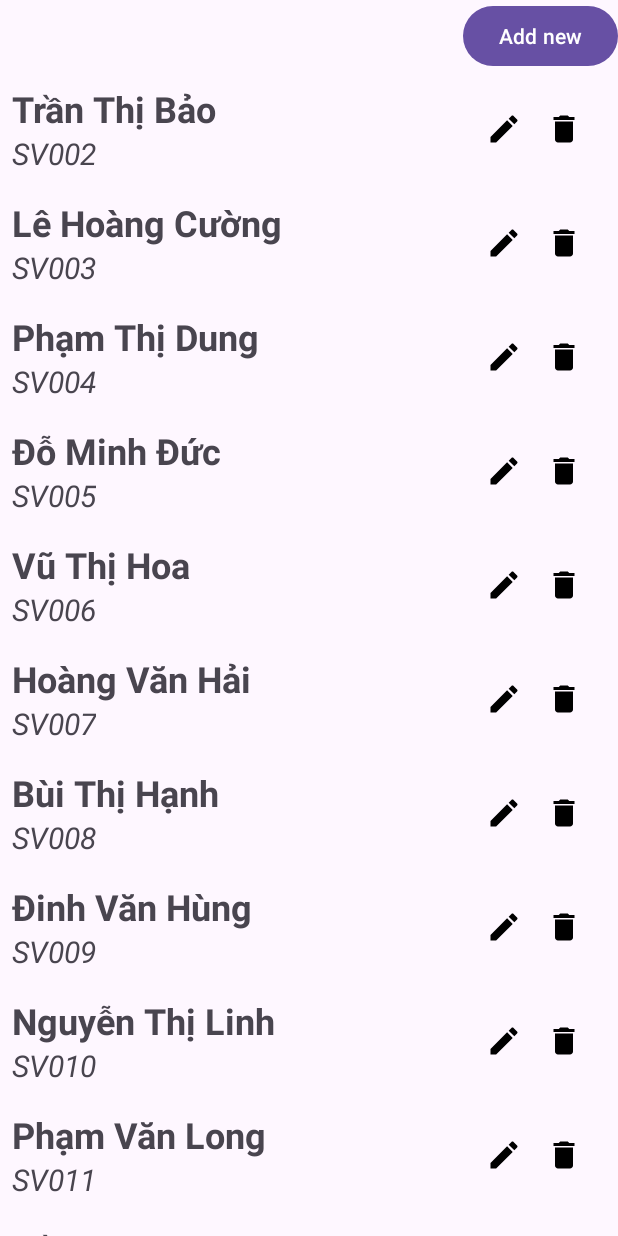
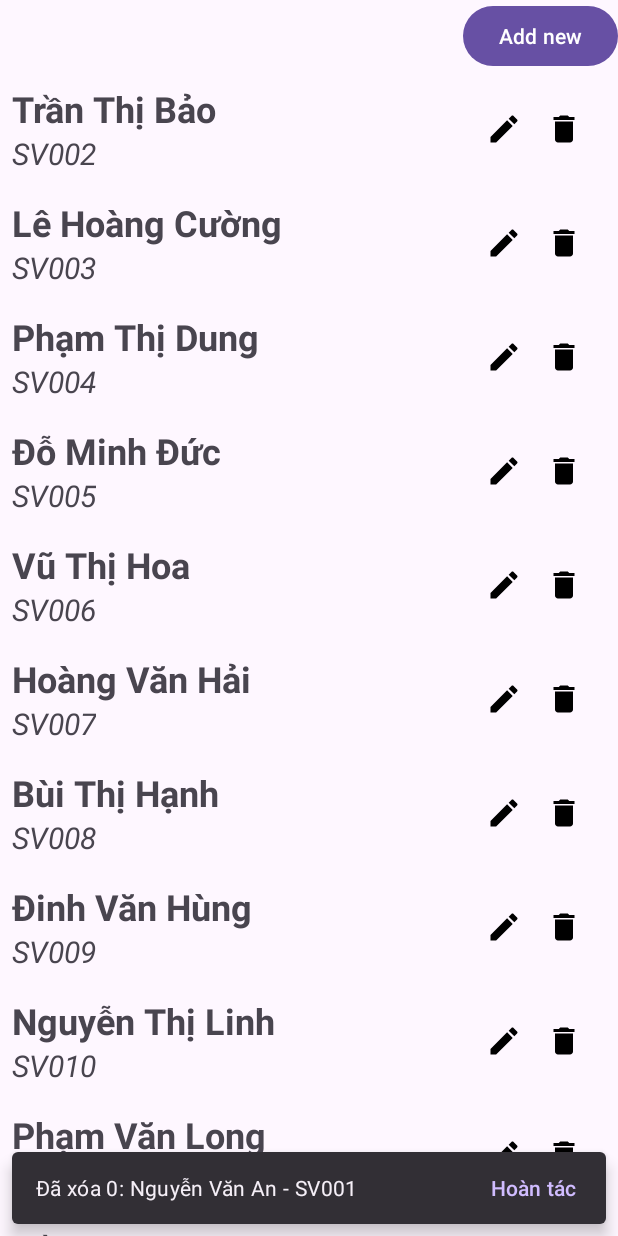
Before and after one commit to shukuchicoding/android-hust, an Android app: the screen it shows after launch (MainActivity), after a tap on an icon or button, on a phone screen of 412 x 824 dp. Run offline under Robolectric (Android 15) with nearby library versions, the phone set to English and light mode, and no system bars.

Commit message:
modify notify position

```diff
--- a/week-10/StudentMan/app/src/main/java/vn/edu/hust/studentman/MainActivity.kt
+++ b/week-10/StudentMan/app/src/main/java/vn/edu/hust/studentman/MainActivity.kt
@@ -41,9 +41,11 @@ class MainActivity : AppCompatActivity() {
       StudentModel("Lê Văn Vũ", "SV020")
     )
 
-    val studentAdapter = StudentAdapter(students, this@MainActivity)
 
-    findViewById<RecyclerView>(R.id.recycler_view_students).run {
+    val parentView = findViewById<RecyclerView>(R.id.recycler_view_students)
+    val studentAdapter = StudentAdapter(students, this@MainActivity, parentView)
+
+    parentView.run {
       adapter = studentAdapter
       layoutManager = LinearLayoutManager(this@MainActivity)
     }
--- a/week-10/StudentMan/app/src/main/java/vn/edu/hust/studentman/StudentAdapter.kt
+++ b/week-10/StudentMan/app/src/main/java/vn/edu/hust/studentman/StudentAdapter.kt
@@ -9,8 +9,10 @@ import android.widget.ImageView
 import android.widget.TextView
 import androidx.appcompat.app.AlertDialog
 import androidx.recyclerview.widget.RecyclerView
+import com.google.android.material.snackbar.Snackbar
 
-class StudentAdapter(val students: MutableList<StudentModel>, val context: Context): RecyclerView.Adapter<StudentAdapter.StudentViewHolder>() {
+class StudentAdapter(val students: MutableList<StudentModel>, val context: Context, val parentView: View): RecyclerView.Adapter<StudentAdapter.StudentViewHolder>() {
+
   class StudentViewHolder(itemView: View): RecyclerView.ViewHolder(itemView) {
     val textStudentName: TextView = itemView.findViewById(R.id.text_student_name)
     val textStudentId: TextView = itemView.findViewById(R.id.text_student_id)
@@ -42,9 +44,17 @@ class StudentAdapter(val students: MutableList<StudentModel>, val context: Conte
   }
 
   fun removeStudent(position: Int) {
+    val student = students[position]
+
     students.removeAt(position)
-    notifyItemRemoved(position)
-    notifyItemChanged(position, students.size)
+
+    Snackbar.make(parentView, "Đã xóa ${position}: ${student.studentName} - ${student.studentId}", Snackbar.LENGTH_LONG)
+      .setAction("Hoàn tác") {
+        students.add(position, student)
+        notifyDataSetChanged()
+      }.show()
+
+    notifyDataSetChanged()
   }
 
   fun showEditDialog(position: Int) {
```
